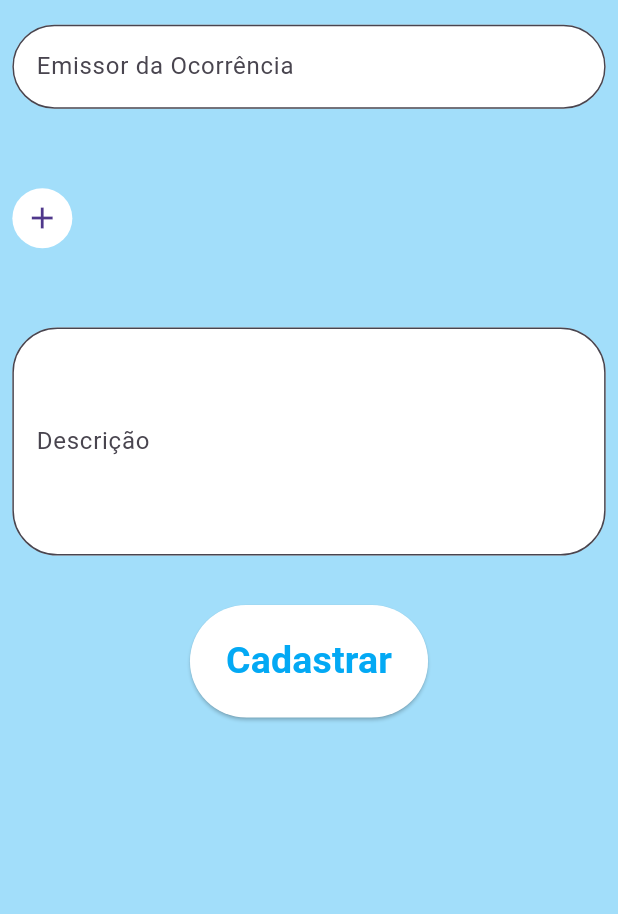
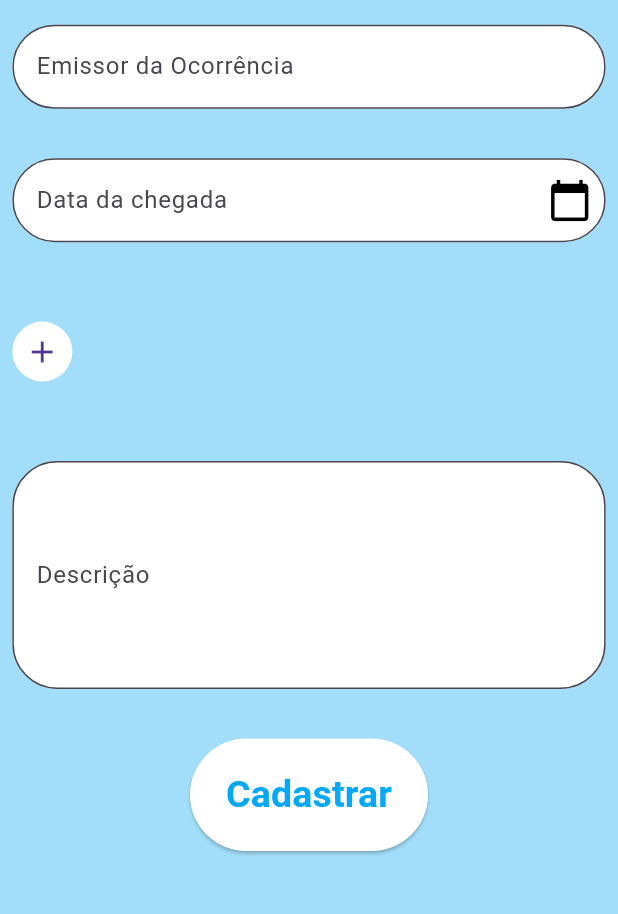
Before and after one commit to vinifred1003/tcc_app, a Flutter app: the screen it shows after launch, on a phone screen of 412 x 824 dp, the part 84-998 px from its top. Run offline on Flutter 3.47's test engine with Material 3 defaults, Android fonts, the phone set to English and light mode, and no system bars; our stand-ins replace pretty_qr_code; missing offline and left inert: flutter_barcode_scanner; accounts and stored records are empty; Roboto replaces fonts that are missing (OpenSans).

Commit message:
some more changes

```diff
--- a/lib/main.dart
+++ b/lib/main.dart
@@ -2,7 +2,7 @@ import 'dart:ui';
 import 'package:flutter/material.dart';
 import 'package:tcc_app/screens/formScreens/entry_and_exit_form.dart';
 import 'package:tcc_app/screens/formScreens/student_signup.dart';
-import 'package:tcc_app/screens/formScreens/warning_screen.dart';
+import 'package:tcc_app/screens/formScreens/warning_form.dart';
 import 'package:tcc_app/screens/login_screen.dart';
 import 'package:tcc_app/screens/formScreens/manager_signup_form.dart';
 import 'package:tcc_app/screens/profileScreens/student_profile.dart';
@@ -23,7 +23,7 @@ class MeproviApp extends StatelessWidget {
   Widget build(BuildContext context) {
     final ThemeData tema = ThemeData();
     return MaterialApp(
-      home: WarningScreen(),
+      home: WarningForm(),
       theme: tema.copyWith(
         colorScheme: tema.colorScheme.copyWith(
           primary: Colors.lightBlue,
--- a/lib/screens/components/entry_and_exit_form/entry_and_exit.dart
+++ b/lib/screens/components/entry_and_exit_form/entry_and_exit.dart
@@ -15,7 +15,6 @@ class _EntryAndExitState extends State<EntryAndExit> {
 
   DateTime _selectedDate = DateTime.now();
 
-  FormFieldValidator<String>? _validateField;
 
   TimeOfDay _selectedHour = TimeOfDay.now();
 
@@ -56,7 +55,7 @@ class _EntryAndExitState extends State<EntryAndExit> {
       }
       setState(() {
         _selectedDate = pickedDate;
-        _controllerDate.text = '${DateFormat('dd/MM/y').format(_selectedDate)}';
+        _controllerDate.text = DateFormat('dd/MM/y').format(_selectedDate);
       });
     });
   }
--- a/lib/screens/formScreens/warning_screen.dart
+++ b/lib/screens/formScreens/warning_form.dart
@@ -1,25 +1,26 @@
 import 'package:flutter/foundation.dart';
+import 'package:intl/intl.dart';
 import 'package:flutter/material.dart';
-import 'package:path/path.dart';
+
 import 'package:tcc_app/screens/components/global/app_drawer.dart';
 import 'package:tcc_app/screens/components/global/base_app_bar.dart';
 
 const Duration fakeAPIDuration = Duration(seconds: 1);
 
-class WarningScreen extends StatefulWidget {
-  const WarningScreen({super.key});
+class WarningForm extends StatefulWidget {
+  const WarningForm({super.key});
 
   @override
-  State<WarningScreen> createState() => _WarningScreenState();
+  State<WarningForm> createState() => _WarningFormState();
 }
 
-class _WarningScreenState extends State<WarningScreen> {
+class _WarningFormState extends State<WarningForm> {
   final _formKey = GlobalKey<FormState>();
-  final TextEditingController _studentsController = TextEditingController();
+  final TextEditingController _controllerDate = TextEditingController();
   final List<String> _studentsSelected = [];
   String? _searchingWithQuery;
   late Iterable<Widget> _lastOptions = <Widget>[];
-  late Color _transparent = Colors.black;
+  DateTime _selectedDate = DateTime.now();
   String? validateField(String? value) {
     if (value == null || value.isEmpty) {
       return 'Campo obrigatório';
@@ -27,10 +28,21 @@ class _WarningScreenState extends State<WarningScreen> {
     return null;
   }
 
-  @override
-  Color changeColor() {
-    _transparent = Color(0x00000000);
-    return _transparent;
+  _showDatePicker() {
+    showDatePicker(
+      context: context,
+      initialDate: DateTime.now(),
+      firstDate: DateTime(1924),
+      lastDate: DateTime.now(),
+    ).then((pickedDate) {
+      if (pickedDate == null) {
+        return;
+      }
+      setState(() {
+        _selectedDate = pickedDate;
+        _controllerDate.text = DateFormat('dd/MM/y').format(_selectedDate);
+      });
+    });
   }
 
   @override
@@ -64,6 +76,27 @@ class _WarningScreenState extends State<WarningScreen> {
             Padding(
               padding: EdgeInsets.symmetric(
                   horizontal: horizontalPadding, vertical: verticalPadding),
+              child: TextFormField(
+                controller: _controllerDate,
+                validator: validateField,
+                decoration: InputDecoration(
+                    fillColor: Colors.white,
+                    filled: true,
+                    border: const OutlineInputBorder(
+                        borderRadius: BorderRadius.all(Radius.circular(30))),
+                    labelText: 'Data da chegada',
+                    suffixIcon: IconButton(
+                        onPressed: _showDatePicker,
+                        icon: const Icon(
+                          Icons.calendar_today,
+                          color: Colors.black,
+                          size: 30,
+                        ))),
+              ),
+            ),
+            Padding(
+              padding: EdgeInsets.symmetric(
+                  horizontal: horizontalPadding, vertical: verticalPadding),
               child: Row(
                 children: [
                   SearchAnchor(
@@ -78,7 +111,6 @@ class _WarningScreenState extends State<WarningScreen> {
                           icon: const Icon(Icons.add),
                           onPressed: () {
                             controller.openView();
-                            changeColor;
                           },
                         ),
                       );
@@ -121,10 +153,11 @@ class _WarningScreenState extends State<WarningScreen> {
                           return SizedBox(
                             child: Container(
                               width: 80,
-                              margin: EdgeInsets.all(8.0),
+                              margin: EdgeInsets.all(horizontalPadding),
                               child: Card(
                                 child: Padding(
-                                  padding: EdgeInsets.only(left: 6.0),
+                                  padding:
+                                      EdgeInsets.only(left: horizontalPadding),
                                   child: Row(
                                     mainAxisAlignment:
                                         MainAxisAlignment.spaceBetween,
@@ -134,8 +167,11 @@ class _WarningScreenState extends State<WarningScreen> {
                                           _studentsSelected[index][0]
                                               .toUpperCase(),
                                           overflow: TextOverflow.ellipsis,
-                                          style: const TextStyle(
+                                          style: TextStyle(
                                             fontSize: 30,
+                                            color: Theme.of(context)
+                                                .colorScheme
+                                                .primary,
                                           ),
                                         ),
                                       ),
@@ -159,7 +195,6 @@ class _WarningScreenState extends State<WarningScreen> {
                       ),
                     ),
                   ),
-
                 ],
               ),
             ),
```
